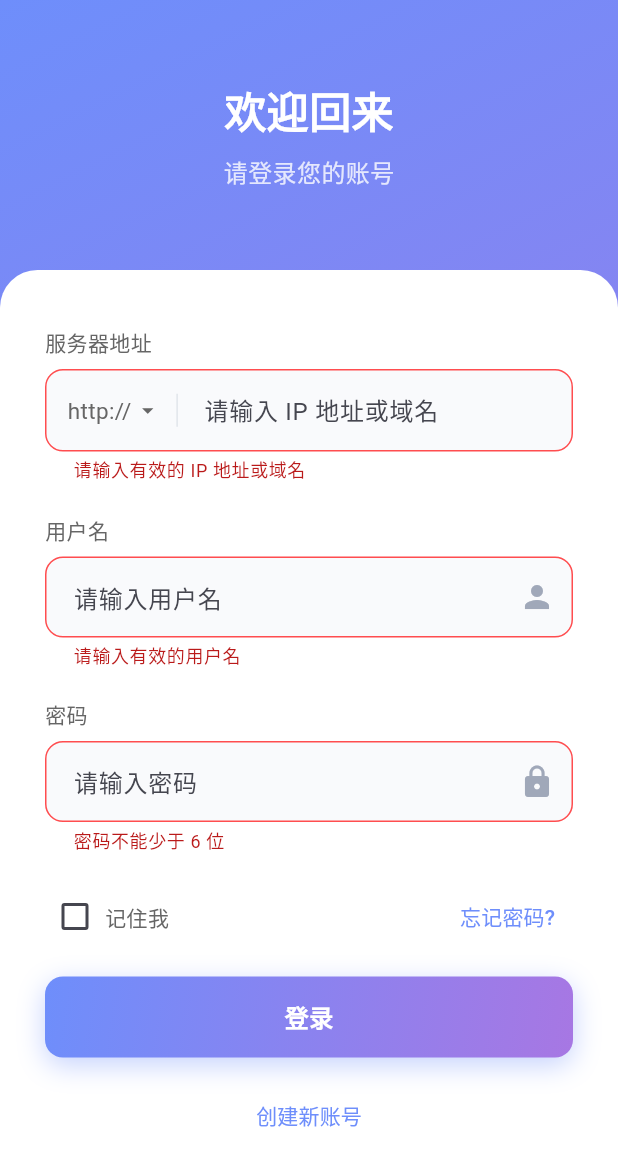
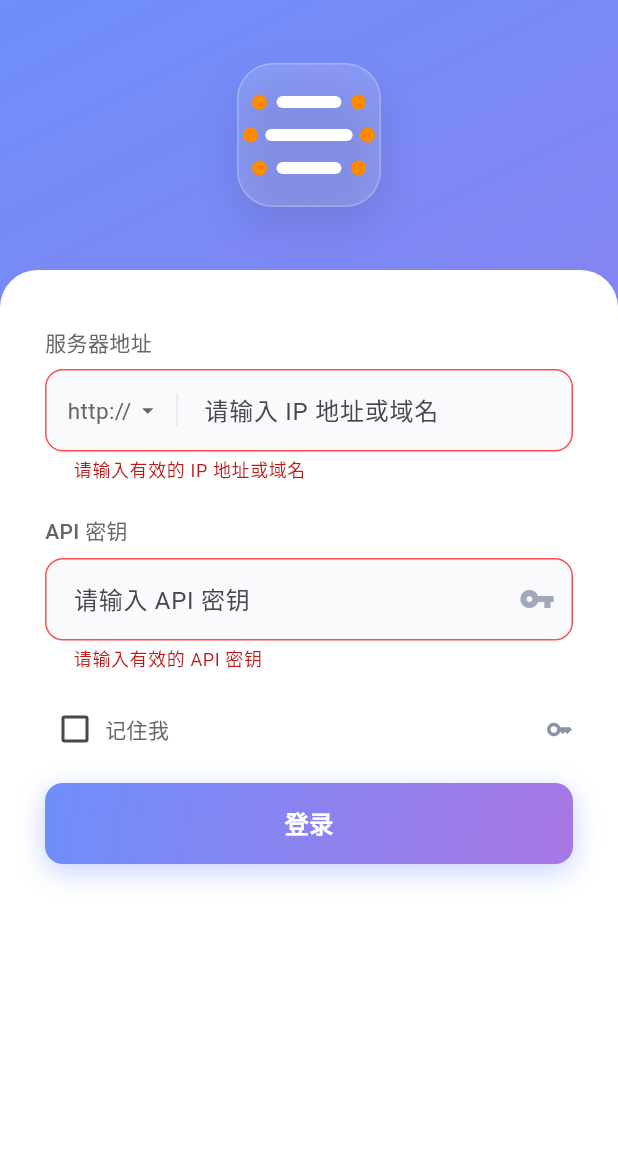
Before and after one commit to ngc135427/unflutterraid, a Flutter app: the screen it shows after launch, after a tap on "登录", on a phone screen of 412 x 824 dp. Shown: the top 1166 px of the screen. Run offline on Flutter 3.47's test engine with Material 3 defaults, Android fonts, the phone set to English and light mode, and no system bars.

Commit message:
优化页面

```diff
--- a/lib/pages/album_page.dart
+++ b/lib/pages/album_page.dart
@@ -304,7 +304,7 @@ class _AlbumScaffoldState extends State<_AlbumScaffold> {
                 controller: _scrollController,
                 padding: const EdgeInsets.fromLTRB(30, 12, 30, 30),
                 child: FadeSlide(
-                  child: _FramedAlbumBody(child: widget.child),
+                  child: widget.child,
                 ),
               ),
             ),
@@ -344,26 +344,6 @@ class _AlbumHeaderSearch extends StatelessWidget {
           ),
         ],
       ),
-    );
-  }
-}
-
-class _FramedAlbumBody extends StatelessWidget {
-  const _FramedAlbumBody({required this.child});
-
-  final Widget child;
-
-  @override
-  Widget build(BuildContext context) {
-    return Container(
-      width: double.infinity,
-      padding: const EdgeInsets.all(14),
-      decoration: BoxDecoration(
-        color: Colors.white,
-        borderRadius: BorderRadius.circular(14),
-        border: Border.all(color: AppTheme.softLine),
-      ),
-      child: child,
     );
   }
 }
--- a/lib/pages/login_page.dart
+++ b/lib/pages/login_page.dart
@@ -6,7 +6,6 @@ import '../widgets/fade_slide.dart';
 import '../widgets/gradient_button.dart';
 import '../widgets/phone_frame.dart';
 import 'main_shell_page.dart';
-import 'register_page.dart';
 
 class LoginPage extends StatefulWidget {
   const LoginPage({super.key});
@@ -20,19 +19,39 @@ class LoginPage extends StatefulWidget {
 class _LoginPageState extends State<LoginPage> {
   final _formKey = GlobalKey<FormState>();
   final _domainController = TextEditingController();
-  final _usernameController = TextEditingController();
-  final _passwordController = TextEditingController();
+  final _apiKeyController = TextEditingController();
+  final _domainFocusNode = FocusNode();
+  final _apiKeyFocusNode = FocusNode();
 
   bool _rememberMe = false;
   bool _useHttps = false;
   bool _loginSucceeded = false;
+  bool _hasInputFocus = false;
+
+  @override
+  void initState() {
+    super.initState();
+    _domainFocusNode.addListener(_handleFocusChange);
+    _apiKeyFocusNode.addListener(_handleFocusChange);
+  }
 
   @override
   void dispose() {
+    _domainFocusNode.removeListener(_handleFocusChange);
+    _apiKeyFocusNode.removeListener(_handleFocusChange);
+    _domainFocusNode.dispose();
+    _apiKeyFocusNode.dispose();
     _domainController.dispose();
-    _usernameController.dispose();
-    _passwordController.dispose();
+    _apiKeyController.dispose();
     super.dispose();
+  }
+
+  void _handleFocusChange() {
+    final hasFocus = _domainFocusNode.hasFocus || _apiKeyFocusNode.hasFocus;
+    if (_hasInputFocus == hasFocus) {
+      return;
+    }
+    setState(() => _hasInputFocus = hasFocus);
   }
 
   void _submit() {
@@ -55,10 +74,7 @@ class _LoginPageState extends State<LoginPage> {
       maxContentWidth: 520,
       child: Column(
         children: [
-          const _AuthHeader(
-            title: '欢迎回来',
-            subtitle: '请登录您的账号',
-          ),
+          _AuthHeader(compact: _hasInputFocus),
           Expanded(
             child: Container(
               width: double.infinity,
@@ -85,31 +101,20 @@ class _LoginPageState extends State<LoginPage> {
                       _ProtocolDomainField(
                         useHttps: _useHttps,
                         controller: _domainController,
+                        focusNode: _domainFocusNode,
                         onToggle: () => setState(() => _useHttps = !_useHttps),
                       ),
                       const SizedBox(height: 21),
                       AppTextField(
-                        label: '用户名',
-                        controller: _usernameController,
-                        hint: '请输入用户名',
-                        icon: Icons.person,
+                        label: 'API 密钥',
+                        controller: _apiKeyController,
+                        focusNode: _apiKeyFocusNode,
+                        hint: '请输入 API 密钥',
+                        obscureText: true,
+                        icon: Icons.vpn_key,
                         validator: (value) {
                           if ((value ?? '').trim().isEmpty) {
-                            return '请输入有效的用户名';
-                          }
-                          return null;
-                        },
-                      ),
-                      const SizedBox(height: 21),
-                      AppTextField(
-                        label: '密码',
-                        controller: _passwordController,
-                        hint: '请输入密码',
-                        obscureText: true,
-                        icon: Icons.lock,
-                        validator: (value) {
-                          if ((value ?? '').length < 6) {
-                            return '密码不能少于 6 位';
+                            return '请输入有效的 API 密钥';
                           }
                           return null;
                         },
@@ -133,9 +138,10 @@ class _LoginPageState extends State<LoginPage> {
                             ),
                           ),
                           const Spacer(),
-                          TextButton(
-                            onPressed: () {},
-                            child: const Text('忘记密码?'),
+                          const Icon(
+                            Icons.key,
+                            color: AppTheme.textLight,
+                            size: 18,
                           ),
                         ],
                       ),
@@ -145,17 +151,6 @@ class _LoginPageState extends State<LoginPage> {
                         icon: _loginSucceeded ? Icons.check : null,
                         isSuccess: _loginSucceeded,
                         onPressed: _loginSucceeded ? null : _submit,
-                      ),
-                      const SizedBox(height: 14),
-                      Center(
-                        child: TextButton(
-                          onPressed: () {
-                            Navigator.of(context).pushNamed(
-                              RegisterPage.routeName,
-                            );
-                          },
-                          child: const Text('创建新账号'),
-                        ),
                       ),
                     ],
                   ),
@@ -173,17 +168,20 @@ class _ProtocolDomainField extends StatelessWidget {
   const _ProtocolDomainField({
     required this.useHttps,
     required this.controller,
+    required this.focusNode,
     required this.onToggle,
   });
 
   final bool useHttps;
   final TextEditingController controller;
+  final FocusNode focusNode;
   final VoidCallback onToggle;
 
   @override
   Widget build(BuildContext context) {
     return TextFormField(
       controller: controller,
+      focusNode: focusNode,
       validator: (value) {
         if ((value ?? '').trim().isEmpty) {
           return '请输入有效的 IP 地址或域名';
@@ -230,40 +228,101 @@ class _ProtocolDomainField extends StatelessWidget {
 
 class _AuthHeader extends StatelessWidget {
   const _AuthHeader({
-    required this.title,
-    required this.subtitle,
+    required this.compact,
   });
 
-  final String title;
-  final String subtitle;
+  final bool compact;
 
   @override
   Widget build(BuildContext context) {
-    return SizedBox(
-      height: 180,
+    return AnimatedContainer(
+      duration: const Duration(milliseconds: 240),
+      curve: Curves.easeOutCubic,
+      height: compact ? 108 : 180,
       child: Center(
-        child: Column(
-          mainAxisAlignment: MainAxisAlignment.center,
-          children: [
-            Text(
-              title,
-              style: const TextStyle(
-                color: Colors.white,
-                fontSize: 28,
-                fontWeight: FontWeight.w600,
-              ),
-            ),
-            const SizedBox(height: 10),
-            Text(
-              subtitle,
-              style: TextStyle(
-                color: Colors.white.withValues(alpha: 0.80),
-                fontSize: 16,
-              ),
-            ),
-          ],
+        child: AnimatedScale(
+          duration: const Duration(milliseconds: 240),
+          curve: Curves.easeOutCubic,
+          scale: compact ? 0.74 : 1,
+          child: const _UnraidMark(),
         ),
       ),
     );
   }
 }
+
+class _UnraidMark extends StatelessWidget {
+  const _UnraidMark();
+
+  @override
+  Widget build(BuildContext context) {
+    return Semantics(
+      label: 'Unraid',
+      child: Container(
+        width: 96,
+        height: 96,
+        decoration: BoxDecoration(
+          color: Colors.white.withValues(alpha: 0.14),
+          borderRadius: BorderRadius.circular(24),
+          border: Border.all(
+            color: Colors.white.withValues(alpha: 0.24),
+          ),
+          boxShadow: [
+            BoxShadow(
+              color: Colors.black.withValues(alpha: 0.10),
+              blurRadius: 24,
+              offset: const Offset(0, 12),
+            ),
+          ],
+        ),
+        child: CustomPaint(
+          painter: _UnraidMarkPainter(),
+        ),
+      ),
+    );
+  }
+}
+
+class _UnraidMarkPainter extends CustomPainter {
+  @override
+  void paint(Canvas canvas, Size size) {
+    final center = Offset(size.width / 2, size.height / 2);
+    final barPaint = Paint()
+      ..color = Colors.white
+      ..style = PaintingStyle.fill;
+    final orangePaint = Paint()
+      ..color = const Color(0xFFFF8A00)
+      ..style = PaintingStyle.fill;
+
+    void drawBar(double x, double y, double width, double height) {
+      final radius = Radius.circular(height / 2);
+      canvas.drawRRect(
+        RRect.fromRectAndRadius(
+          Rect.fromCenter(center: Offset(x, y), width: width, height: height),
+          radius,
+        ),
+        barPaint,
+      );
+    }
+
+    void drawDot(double x, double y, double radius) {
+      canvas.drawCircle(Offset(x, y), radius, orangePaint);
+    }
+
+    drawBar(center.dx, center.dy - 22, size.width * 0.46, 8);
+    drawBar(center.dx, center.dy, size.width * 0.62, 8);
+    drawBar(center.dx, center.dy + 22, size.width * 0.46, 8);
+
+    drawDot(center.dx - 33, center.dy - 22, 5);
+    drawDot(center.dx + 33, center.dy - 22, 5);
+    drawDot(center.dx - 39, center.dy, 5);
+    drawDot(center.dx + 39, center.dy, 5);
+    drawDot(center.dx - 33, center.dy + 22, 5);
+    drawDot(center.dx + 33, center.dy + 22, 5);
+  }
+
+  @override
+  bool shouldRepaint(covariant CustomPainter oldDelegate) {
+    return false;
+  }
+}
--- a/lib/pages/music_page.dart
+++ b/lib/pages/music_page.dart
@@ -242,33 +242,13 @@ class _MusicScaffold extends StatelessWidget {
               child: SingleChildScrollView(
                 padding: const EdgeInsets.fromLTRB(30, 12, 30, 30),
                 child: FadeSlide(
-                  child: _FramedMusicBody(child: child),
+                  child: child,
                 ),
               ),
             ),
           ),
         ],
       ),
-    );
-  }
-}
-
-class _FramedMusicBody extends StatelessWidget {
-  const _FramedMusicBody({required this.child});
-
-  final Widget child;
-
-  @override
-  Widget build(BuildContext context) {
-    return Container(
-      width: double.infinity,
-      padding: const EdgeInsets.all(14),
-      decoration: BoxDecoration(
-        color: Colors.white,
-        borderRadius: BorderRadius.circular(14),
-        border: Border.all(color: AppTheme.softLine),
-      ),
-      child: child,
     );
   }
 }
--- a/lib/widgets/app_text_field.dart
+++ b/lib/widgets/app_text_field.dart
@@ -10,6 +10,7 @@ class AppTextField extends StatelessWidget {
     required this.hint,
     this.icon,
     this.obscureText = false,
+    this.focusNode,
     this.validator,
   });
 
@@ -18,6 +19,7 @@ class AppTextField extends StatelessWidget {
   final String hint;
   final IconData? icon;
   final bool obscureText;
+  final FocusNode? focusNode;
   final String? Function(String?)? validator;
 
   @override
@@ -36,6 +38,7 @@ class AppTextField extends StatelessWidget {
         const SizedBox(height: 8),
         TextFormField(
           controller: controller,
+          focusNode: focusNode,
           obscureText: obscureText,
           validator: validator,
           decoration: InputDecoration(
```
Also changed, not shown: 1 other file.
